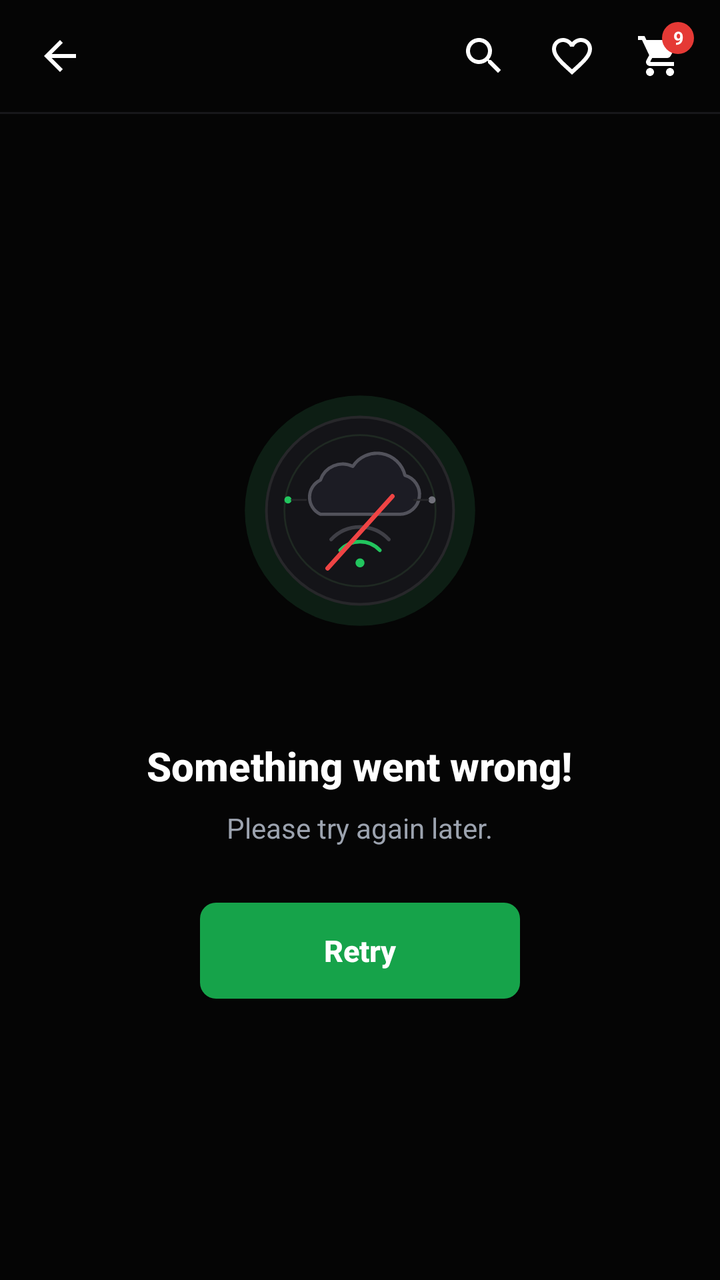
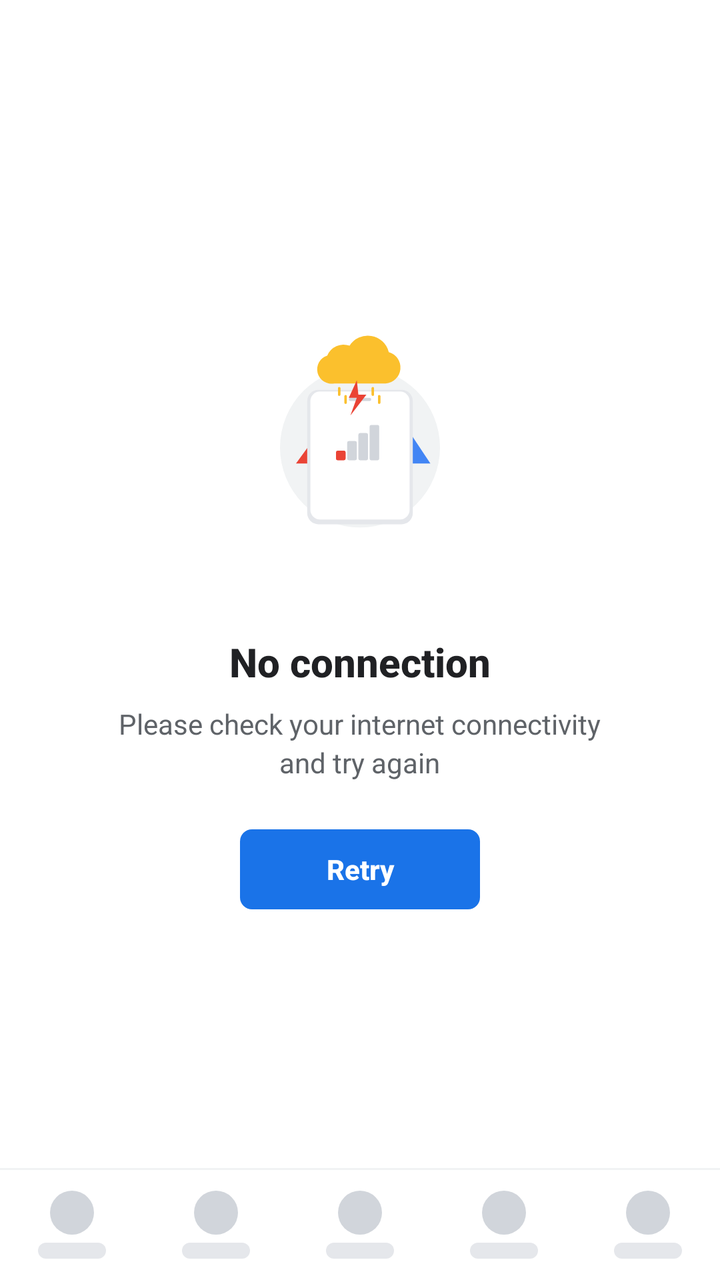

Before-and-after screenshots of an Android layout around one commit, followed by the original layout XML and the change that was made.
<!-- AndroidManifest.xml: application theme AppTheme -->
<!-- res/layout/layout_offline_error.xml -->
<?xml version="1.0" encoding="utf-8"?>
<LinearLayout xmlns:android="http://schemas.android.com/apk/res/android"
    android:id="@+id/layout_offline_root"
    android:layout_width="match_parent"
    android:layout_height="match_parent"
    android:orientation="vertical"
    android:background="#050505"
    android:clickable="true"
    android:focusable="true"
    android:fitsSystemWindows="true">

    
    <LinearLayout
        android:id="@+id/error_top_bar"
        android:layout_width="match_parent"
        android:layout_height="56dp"
        android:orientation="horizontal"
        android:gravity="center_vertical"
        android:paddingStart="8dp"
        android:paddingEnd="8dp"
        android:background="#050505">

        
        <ImageButton
            android:id="@+id/btn_error_back"
            android:layout_width="44dp"
            android:layout_height="44dp"
            android:background="?attr/selectableItemBackgroundBorderless"
            android:src="@drawable/ic_arrow_back"
            android:contentDescription="Back"
            android:scaleType="centerInside" />

        
        <View
            android:layout_width="0dp"
            android:layout_height="1dp"
            android:layout_weight="1" />

        
        <ImageButton
            android:id="@+id/btn_error_search"
            android:layout_width="44dp"
            android:layout_height="44dp"
            android:background="?attr/selectableItemBackgroundBorderless"
            android:src="@drawable/ic_search"
            android:contentDescription="Search"
            android:scaleType="centerInside" />

        
        <ImageButton
            android:id="@+id/btn_error_wishlist"
            android:layout_width="44dp"
            android:layout_height="44dp"
            android:background="?attr/selectableItemBackgroundBorderless"
            android:src="@drawable/ic_favorite_border"
            android:contentDescription="Wishlist"
            android:scaleType="centerInside" />

        
        <FrameLayout
            android:id="@+id/btn_error_cart_container"
            android:layout_width="44dp"
            android:layout_height="44dp"
            android:background="?attr/selectableItemBackgroundBorderless">

            <ImageButton
                android:id="@+id/btn_error_cart"
                android:layout_width="44dp"
                android:layout_height="44dp"
                android:background="@null"
                android:src="@drawable/ic_shopping_cart"
                android:contentDescription="Cart"
                android:clickable="false"
                android:scaleType="centerInside" />

            <TextView
                android:id="@+id/tv_error_cart_badge"
                android:layout_width="16dp"
                android:layout_height="16dp"
                android:layout_gravity="top|end"
                android:layout_marginTop="5dp"
                android:layout_marginEnd="5dp"
                android:background="@drawable/bg_cart_badge"
                android:gravity="center"
                android:text="9"
                android:textColor="#FFFFFF"
                android:textSize="9sp"
                android:textStyle="bold" />
        </FrameLayout>
    </LinearLayout>

    
    <View
        android:layout_width="match_parent"
        android:layout_height="1dp"
        android:background="#18181B" />

    
    <LinearLayout
        android:layout_width="match_parent"
        android:layout_height="0dp"
        android:layout_weight="1"
        android:gravity="center"
        android:orientation="vertical"
        android:paddingStart="24dp"
        android:paddingEnd="24dp"
        android:layout_marginBottom="32dp">

        
        <ImageView
            android:id="@+id/iv_error_illustration"
            android:layout_width="180dp"
            android:layout_height="180dp"
            android:src="@drawable/ic_network_error_illustration"
            android:contentDescription="Network Error" />

        
        <TextView
            android:id="@+id/tv_error_title"
            android:layout_width="wrap_content"
            android:layout_height="wrap_content"
            android:layout_marginTop="24dp"
            android:gravity="center"
            android:text="Something went wrong!"
            android:textColor="#FFFFFF"
            android:textSize="20sp"
            android:fontFamily="sans-serif-medium"
            android:textStyle="bold" />

        
        <TextView
            android:id="@+id/tv_error_subtitle"
            android:layout_width="wrap_content"
            android:layout_height="wrap_content"
            android:layout_marginTop="8dp"
            android:paddingStart="16dp"
            android:paddingEnd="16dp"
            android:gravity="center"
            android:text="Please try again later."
            android:textColor="#9CA3AF"
            android:textSize="14sp"
            android:lineSpacingExtra="3dp"
            android:fontFamily="sans-serif" />

        
        <FrameLayout
            android:layout_width="wrap_content"
            android:layout_height="wrap_content"
            android:layout_marginTop="28dp">

            <Button
                android:id="@+id/btn_error_retry"
                android:layout_width="160dp"
                android:layout_height="48dp"
                android:background="@drawable/bg_retry_button"
                android:text="Retry"
                android:textAllCaps="false"
                android:textColor="#FFFFFF"
                android:textSize="15sp"
                android:textStyle="bold"
                android:elevation="4dp"
                android:stateListAnimator="@null" />

            
            <ProgressBar
                android:id="@+id/pb_error_retry"
                style="?android:attr/progressBarStyleSmall"
                android:layout_width="24dp"
                android:layout_height="24dp"
                android:layout_gravity="center"
                android:indeterminate="true"
                android:indeterminateTint="#FFFFFF"
                android:visibility="gone" />

        </FrameLayout>

    </LinearLayout>

</LinearLayout>
<!-- resources referenced by this layout -->
<resources>
  <!-- drawable bg_cart_badge (drawable) -->
  <?xml version="1.0" encoding="utf-8"?>
  <shape xmlns:android="http://schemas.android.com/apk/res/android"
      android:shape="oval">
      <solid android:color="#E53935" />
      <size
          android:width="16dp"
          android:height="16dp" />
  </shape>
  <!-- drawable bg_retry_button (drawable) -->
  <?xml version="1.0" encoding="utf-8"?>
  <ripple xmlns:android="http://schemas.android.com/apk/res/android"
      android:color="#40FFFFFF">
      <item>
          <shape android:shape="rectangle">
              <solid android:color="#16A34A" />
              <corners android:radius="8dp" />
          </shape>
      </item>
  </ripple>
  <!-- drawable ic_arrow_back (drawable) -->
  <vector xmlns:android="http://schemas.android.com/apk/res/android"
      android:width="24dp"
      android:height="24dp"
      android:viewportWidth="24"
      android:viewportHeight="24">
    <path
        android:fillColor="#FFFFFF"
        android:pathData="M20,11H7.83l5.59,-5.59L12,4l-8,8 8,8 1.41,-1.41L7.83,13H20v-2z"/>
  </vector>
  <!-- drawable ic_favorite_border (drawable) -->
  <vector xmlns:android="http://schemas.android.com/apk/res/android"
      android:width="24dp"
      android:height="24dp"
      android:viewportWidth="24"
      android:viewportHeight="24">
    <path
        android:fillColor="#FFFFFF"
        android:pathData="M16.5,3c-1.74,0 -3.41,0.81 -4.5,2.09C10.91,3.81 9.24,3 7.5,3 4.42,3 2,5.42 2,8.5c0,3.78 3.4,6.86 8.55,11.54L12,21.35l1.45,-1.32C18.6,15.36 22,12.28 22,8.5 22,5.42 19.58,3 16.5,3zm-4.4,15.55l-0.1,0.1 -0.1,-0.1C7.14,14.24 4,11.39 4,8.5 4,6.5 5.5,5 7.5,5c1.54,0 3.04,0.99 3.57,2.36h1.87C13.46,5.99 14.96,5 16.5,5c2,0 3.5,1.5 3.5,3.5 0,2.89 -3.14,5.74 -7.9,10.05z"/>
  </vector>
  <!-- drawable ic_network_error_illustration: vector/xml drawable (drawable, 2136 chars, omitted) -->
  <!-- drawable ic_search (drawable) -->
  <vector xmlns:android="http://schemas.android.com/apk/res/android"
      android:width="24dp"
      android:height="24dp"
      android:viewportWidth="24"
      android:viewportHeight="24">
    <path
        android:fillColor="#FFFFFF"
        android:pathData="M15.5,14h-0.79l-0.28,-0.27C15.41,12.59 16,11.11 16,9.5 16,5.91 13.09,3 9.5,3S3,5.91 3,9.5 5.91,16 9.5,16c1.61,0 3.09,-0.59 4.23,-1.57l0.27,0.28v0.79l5,4.99L20.49,19l-4.99,-5zm-6,0C7.01,14 5,11.99 5,9.5S7.01,5 9.5,5 14,7.01 14,9.5 11.99,14 9.5,14z"/>
  </vector>
  <!-- drawable ic_shopping_cart (drawable) -->
  <vector xmlns:android="http://schemas.android.com/apk/res/android"
      android:width="24dp"
      android:height="24dp"
      android:viewportWidth="24"
      android:viewportHeight="24">
    <path
        android:fillColor="#FFFFFF"
        android:pathData="M7,18c-1.1,0 -1.99,0.9 -1.99,2S5.9,22 7,22s2,-0.9 2,-2 -0.9,-2 -2,-2zM1,2v2h2l3.6,7.59 -1.35,2.45c-0.16,0.28 -0.25,0.61 -0.25,0.96 0,1.1 0.9,2 2,2h12v-2H7.42c-0.14,0 -0.25,-0.11 -0.25,-0.25l0.03,-0.12 0.9,-1.63h7.45c0.75,0 1.41,-0.41 1.75,-1.03l3.58,-6.49c0.08,-0.14 0.12,-0.31 0.12,-0.48 0,-0.55 -0.45,-1 -1,-1H5.21l-0.94,-2H1zm16,16c-1.1,0 -1.99,0.9 -1.99,2s0.89,2 1.99,2 2,-0.9 2,-2 -0.9,-2 -2,-2z"/>
  </vector>
  <style name="AppTheme" parent="Theme.AppCompat.Light.DarkActionBar">
          
          <item name="colorPrimary">@color/colorPrimary</item>
          <item name="colorPrimaryDark">@color/colorPrimaryDark</item>
          <item name="colorAccent">@color/colorAccent</item>
      </style>
</resources>

<!-- the commit's change to res/layout/layout_offline_error.xml (unified diff, before → after) -->
@@ -1,128 +1,42 @@
 <?xml version="1.0" encoding="utf-8"?>
-<LinearLayout xmlns:android="http://schemas.android.com/apk/res/android"
+<RelativeLayout xmlns:android="http://schemas.android.com/apk/res/android"
     android:id="@+id/layout_offline_root"
     android:layout_width="match_parent"
     android:layout_height="match_parent"
-    android:orientation="vertical"
-    android:background="#050505"
+    android:background="#FFFFFF"
     android:clickable="true"
     android:focusable="true"
     android:fitsSystemWindows="true">
 
     
     <LinearLayout
-        android:id="@+id/error_top_bar"
+        android:id="@+id/ll_offline_center"
         android:layout_width="match_parent"
-        android:layout_height="56dp"
-        android:orientation="horizontal"
-        android:gravity="center_vertical"
-        android:paddingStart="8dp"
-        android:paddingEnd="8dp"
-        android:background="#050505">
-
-        
-        <ImageButton
-            android:id="@+id/btn_error_back"
-            android:layout_width="44dp"
-            android:layout_height="44dp"
-            android:background="?attr/selectableItemBackgroundBorderless"
-            android:src="@drawable/ic_arrow_back"
-            android:contentDescription="Back"
-            android:scaleType="centerInside" />
-
-        
-        <View
-            android:layout_width="0dp"
-            android:layout_height="1dp"
-            android:layout_weight="1" />
-
-        
-        <ImageButton
-            android:id="@+id/btn_error_search"
-            android:layout_width="44dp"
-            android:layout_height="44dp"
-            android:background="?attr/selectableItemBackgroundBorderless"
-            android:src="@drawable/ic_search"
-            android:contentDescription="Search"
-            android:scaleType="centerInside" />
-
-        
-        <ImageButton
-            android:id="@+id/btn_error_wishlist"
-            android:layout_width="44dp"
-            android:layout_height="44dp"
-            android:background="?attr/selectableItemBackgroundBorderless"
-            android:src="@drawable/ic_favorite_border"
-            android:contentDescription="Wishlist"
-            android:scaleType="centerInside" />
-
-        
-        <FrameLayout
-            android:id="@+id/btn_error_cart_container"
-            android:layout_width="44dp"
-            android:layout_height="44dp"
-            android:background="?attr/selectableItemBackgroundBorderless">
-
-            <ImageButton
-                android:id="@+id/btn_error_cart"
-                android:layout_width="44dp"
-                android:layout_height="44dp"
-                android:background="@null"
-                android:src="@drawable/ic_shopping_cart"
-                android:contentDescription="Cart"
-                android:clickable="false"
-                android:scaleType="centerInside" />
-
-            <TextView
-                android:id="@+id/tv_error_cart_badge"
-                android:layout_width="16dp"
-                android:layout_height="16dp"
-                android:layout_gravity="top|end"
-                android:layout_marginTop="5dp"
-                android:layout_marginEnd="5dp"
-                android:background="@drawable/bg_cart_badge"
-                android:gravity="center"
-                android:text="9"
-                android:textColor="#FFFFFF"
-                android:textSize="9sp"
-                android:textStyle="bold" />
-        </FrameLayout>
-    </LinearLayout>
-
-    
-    <View
-        android:layout_width="match_parent"
-        android:layout_height="1dp"
-        android:background="#18181B" />
-
-    
-    <LinearLayout
-        android:layout_width="match_parent"
-        android:layout_height="0dp"
-        android:layout_weight="1"
+        android:layout_height="wrap_content"
+        android:layout_centerInParent="true"
         android:gravity="center"
         android:orientation="vertical"
         android:paddingStart="24dp"
         android:paddingEnd="24dp"
-        android:layout_marginBottom="32dp">
+        android:paddingBottom="48dp">
 
         
         <ImageView
             android:id="@+id/iv_error_illustration"
-            android:layout_width="180dp"
-            android:layout_height="180dp"
+            android:layout_width="160dp"
+            android:layout_height="160dp"
             android:src="@drawable/ic_network_error_illustration"
-            android:contentDescription="Network Error" />
+            android:contentDescription="No connection" />
 
         
         <TextView
             android:id="@+id/tv_error_title"
             android:layout_width="wrap_content"
             android:layout_height="wrap_content"
-            android:layout_marginTop="24dp"
+            android:layout_marginTop="20dp"
             android:gravity="center"
-            android:text="Something went wrong!"
-            android:textColor="#FFFFFF"
+            android:text="No connection"
+            android:textColor="#202124"
             android:textSize="20sp"
             android:fontFamily="sans-serif-medium"
             android:textStyle="bold" />
@@ -133,11 +47,11 @@
             android:layout_width="wrap_content"
             android:layout_height="wrap_content"
             android:layout_marginTop="8dp"
-            android:paddingStart="16dp"
-            android:paddingEnd="16dp"
+            android:paddingStart="20dp"
+            android:paddingEnd="20dp"
             android:gravity="center"
-            android:text="Please try again later."
-            android:textColor="#9CA3AF"
+            android:text="Please check your internet connectivity\nand try again"
+            android:textColor="#5F6368"
             android:textSize="14sp"
             android:lineSpacingExtra="3dp"
             android:fontFamily="sans-serif" />
@@ -146,27 +60,26 @@
         <FrameLayout
             android:layout_width="wrap_content"
             android:layout_height="wrap_content"
-            android:layout_marginTop="28dp">
+            android:layout_marginTop="24dp">
 
             <Button
                 android:id="@+id/btn_error_retry"
-                android:layout_width="160dp"
-                android:layout_height="48dp"
+                android:layout_width="120dp"
+                android:layout_height="40dp"
                 android:background="@drawable/bg_retry_button"
                 android:text="Retry"
                 android:textAllCaps="false"
                 android:textColor="#FFFFFF"
-                android:textSize="15sp"
+                android:textSize="14sp"
                 android:textStyle="bold"
-                android:elevation="4dp"
+                android:elevation="0dp"
                 android:stateListAnimator="@null" />
 
-            
             <ProgressBar
                 android:id="@+id/pb_error_retry"
                 style="?android:attr/progressBarStyleSmall"
-                android:layout_width="24dp"
-                android:layout_height="24dp"
+                android:layout_width="22dp"
+                android:layout_height="22dp"
                 android:layout_gravity="center"
                 android:indeterminate="true"
                 android:indeterminateTint="#FFFFFF"
@@ -176,4 +89,130 @@
 
     </LinearLayout>
 
-</LinearLayout>
+    
+    <LinearLayout
+        android:id="@+id/ll_bottom_skeleton_bar"
+        android:layout_width="match_parent"
+        android:layout_height="56dp"
+        android:layout_alignParentBottom="true"
+        android:orientation="vertical"
+        android:background="#FFFFFF">
+
+        
+        <View
+            android:layout_width="match_parent"
+            android:layout_height="1dp"
+            android:background="#F1F3F4" />
+
+        
+        <LinearLayout
+            android:layout_width="match_parent"
+            android:layout_height="55dp"
+            android:orientation="horizontal"
+            android:weightSum="5">
+
+            
+            <LinearLayout
+                android:layout_width="0dp"
+                android:layout_height="match_parent"
+                android:layout_weight="1"
+                android:gravity="center"
+                android:orientation="vertical">
+
+                <View
+                    android:layout_width="22dp"
+                    android:layout_height="22dp"
+                    android:background="@drawable/bg_skeleton_circle" />
+
+                <View
+                    android:layout_width="34dp"
+                    android:layout_height="8dp"
+                    android:layout_marginTop="4dp"
+                    android:background="@drawable/bg_skeleton_pill" />
+            </LinearLayout>
+
+            
+            <LinearLayout
+                android:layout_width="0dp"
+                android:layout_height="match_parent"
+                android:layout_weight="1"
+                android:gravity="center"
+                android:orientation="vertical">
+
+                <View
+                    android:layout_width="22dp"
+                    android:layout_height="22dp"
+                    android:background="@drawable/bg_skeleton_circle" />
+
+                <View
+                    android:layout_width="34dp"
+                    android:layout_height="8dp"
+                    android:layout_marginTop="4dp"
+                    android:background="@drawable/bg_skeleton_pill" />
+            </LinearLayout>
+
+            
+            <LinearLayout
+                android:layout_width="0dp"
+                android:layout_height="match_parent"
+                android:layout_weight="1"
+                android:gravity="center"
+                android:orientation="vertical">
+
+                <View
+                    android:layout_width="22dp"
+                    android:layout_height="22dp"
+                    android:background="@drawable/bg_skeleton_circle" />
+
+                <View
+                    android:layout_width="34dp"
+                    android:layout_height="8dp"
+                    android:layout_marginTop="4dp"
+                    android:background="@drawable/bg_skeleton_pill" />
+            </LinearLayout>
+
+            
+            <LinearLayout
+                android:layout_width="0dp"
+                android:layout_height="match_parent"
+                android:layout_weight="1"
+                android:gravity="center"
+                android:orientation="vertical">
+
+                <View
+                    android:layout_width="22dp"
+                    android:layout_height="22dp"
+                    android:background="@drawable/bg_skeleton_circle" />
+
+                <View
+                    android:layout_width="34dp"
+                    android:layout_height="8dp"
+                    android:layout_marginTop="4dp"
+                    android:background="@drawable/bg_skeleton_pill" />
+            </LinearLayout>
+
+            
+            <LinearLayout
+                android:layout_width="0dp"
+                android:layout_height="match_parent"
+                android:layout_weight="1"
+                android:gravity="center"
+                android:orientation="vertical">
+
+                <View
+                    android:layout_width="22dp"
+                    android:layout_height="22dp"
+                    android:background="@drawable/bg_skeleton_circle" />
+
+                <View
+                    android:layout_width="34dp"
+                    android:layout_height="8dp"
+                    android:layout_marginTop="4dp"
+                    android:background="@drawable/bg_skeleton_pill" />
+            </LinearLayout>
+
+        </LinearLayout>
+
+    </LinearLayout>
+
+</RelativeLayout>
<!-- resource entries referenced after the edit -->
@@ -1,66 +1,36 @@
 <!-- resources referenced by this layout -->
 <resources>
-  <!-- drawable bg_cart_badge (drawable) -->
+  <!-- drawable bg_retry_button (drawable) -->
+  <?xml version="1.0" encoding="utf-8"?>
+  <ripple xmlns:android="http://schemas.android.com/apk/res/android"
+      android:color="#33FFFFFF">
+      <item>
+          <shape android:shape="rectangle">
+              <solid android:color="#1A73E8" />
+              <corners android:radius="6dp" />
+          </shape>
+      </item>
+  </ripple>
+  <!-- drawable bg_skeleton_circle (drawable) -->
   <?xml version="1.0" encoding="utf-8"?>
   <shape xmlns:android="http://schemas.android.com/apk/res/android"
       android:shape="oval">
-      <solid android:color="#E53935" />
+      <solid android:color="#D1D5DB" />
       <size
-          android:width="16dp"
-          android:height="16dp" />
+          android:width="22dp"
+          android:height="22dp" />
   </shape>
-  <!-- drawable bg_retry_button (drawable) -->
+  <!-- drawable bg_skeleton_pill (drawable) -->
   <?xml version="1.0" encoding="utf-8"?>
-  <ripple xmlns:android="http://schemas.android.com/apk/res/android"
-      android:color="#40FFFFFF">
-      <item>
-          <shape android:shape="rectangle">
-              <solid android:color="#16A34A" />
-              <corners android:radius="8dp" />
-          </shape>
-      </item>
-  </ripple>
-  <!-- drawable ic_arrow_back (drawable) -->
-  <vector xmlns:android="http://schemas.android.com/apk/res/android"
-      android:width="24dp"
-      android:height="24dp"
-      android:viewportWidth="24"
-      android:viewportHeight="24">
-    <path
-        android:fillColor="#FFFFFF"
-        android:pathData="M20,11H7.83l5.59,-5.59L12,4l-8,8 8,8 1.41,-1.41L7.83,13H20v-2z"/>
-  </vector>
-  <!-- drawable ic_favorite_border (drawable) -->
-  <vector xmlns:android="http://schemas.android.com/apk/res/android"
-      android:width="24dp"
-      android:height="24dp"
-      android:viewportWidth="24"
-      android:viewportHeight="24">
-    <path
-        android:fillColor="#FFFFFF"
-        android:pathData="M16.5,3c-1.74,0 -3.41,0.81 -4.5,2.09C10.91,3.81 9.24,3 7.5,3 4.42,3 2,5.42 2,8.5c0,3.78 3.4,6.86 8.55,11.54L12,21.35l1.45,-1.32C18.6,15.36 22,12.28 22,8.5 22,5.42 19.58,3 16.5,3zm-4.4,15.55l-0.1,0.1 -0.1,-0.1C7.14,14.24 4,11.39 4,8.5 4,6.5 5.5,5 7.5,5c1.54,0 3.04,0.99 3.57,2.36h1.87C13.46,5.99 14.96,5 16.5,5c2,0 3.5,1.5 3.5,3.5 0,2.89 -3.14,5.74 -7.9,10.05z"/>
-  </vector>
-  <!-- drawable ic_network_error_illustration: vector/xml drawable (drawable, 2136 chars, omitted) -->
-  <!-- drawable ic_search (drawable) -->
-  <vector xmlns:android="http://schemas.android.com/apk/res/android"
-      android:width="24dp"
-      android:height="24dp"
-      android:viewportWidth="24"
-      android:viewportHeight="24">
-    <path
-        android:fillColor="#FFFFFF"
-        android:pathData="M15.5,14h-0.79l-0.28,-0.27C15.41,12.59 16,11.11 16,9.5 16,5.91 13.09,3 9.5,3S3,5.91 3,9.5 5.91,16 9.5,16c1.61,0 3.09,-0.59 4.23,-1.57l0.27,0.28v0.79l5,4.99L20.49,19l-4.99,-5zm-6,0C7.01,14 5,11.99 5,9.5S7.01,5 9.5,5 14,7.01 14,9.5 11.99,14 9.5,14z"/>
-  </vector>
-  <!-- drawable ic_shopping_cart (drawable) -->
-  <vector xmlns:android="http://schemas.android.com/apk/res/android"
-      android:width="24dp"
-      android:height="24dp"
-      android:viewportWidth="24"
-      android:viewportHeight="24">
-    <path
-        android:fillColor="#FFFFFF"
-        android:pathData="M7,18c-1.1,0 -1.99,0.9 -1.99,2S5.9,22 7,22s2,-0.9 2,-2 -0.9,-2 -2,-2zM1,2v2h2l3.6,7.59 -1.35,2.45c-0.16,0.28 -0.25,0.61 -0.25,0.96 0,1.1 0.9,2 2,2h12v-2H7.42c-0.14,0 -0.25,-0.11 -0.25,-0.25l0.03,-0.12 0.9,-1.63h7.45c0.75,0 1.41,-0.41 1.75,-1.03l3.58,-6.49c0.08,-0.14 0.12,-0.31 0.12,-0.48 0,-0.55 -0.45,-1 -1,-1H5.21l-0.94,-2H1zm16,16c-1.1,0 -1.99,0.9 -1.99,2s0.89,2 1.99,2 2,-0.9 2,-2 -0.9,-2 -2,-2z"/>
-  </vector>
+  <shape xmlns:android="http://schemas.android.com/apk/res/android"
+      android:shape="rectangle">
+      <solid android:color="#E5E7EB" />
+      <corners android:radius="4dp" />
+      <size
+          android:width="36dp"
+          android:height="8dp" />
+  </shape>
+  <!-- drawable ic_network_error_illustration: vector/xml drawable (drawable, 2380 chars, omitted) -->
   <style name="AppTheme" parent="Theme.AppCompat.Light.DarkActionBar">
           
           <item name="colorPrimary">@color/colorPrimary</item>
